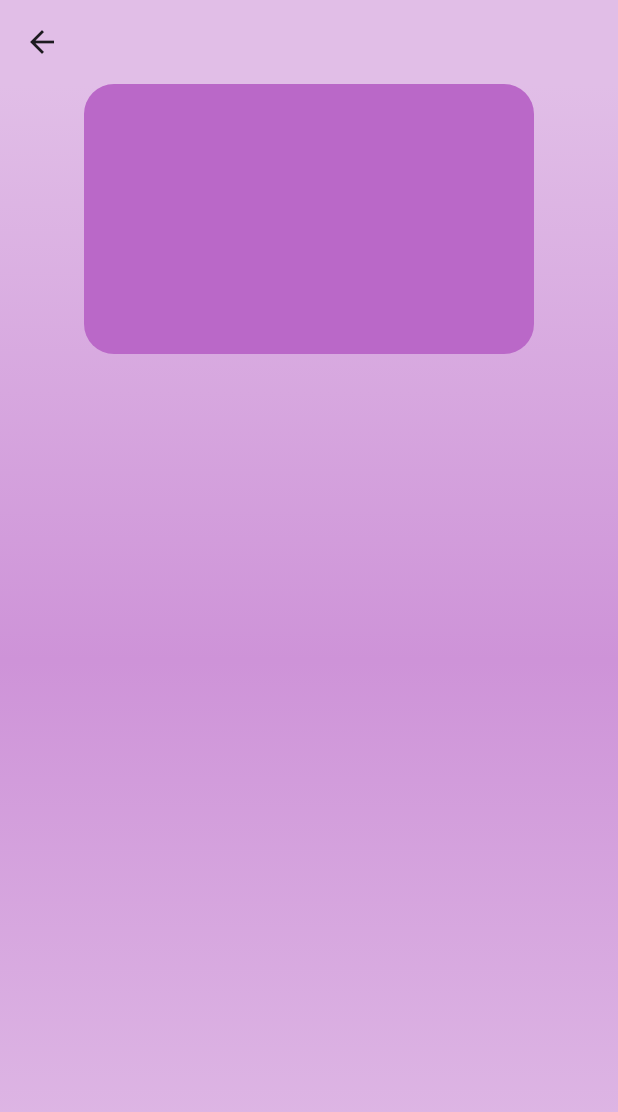
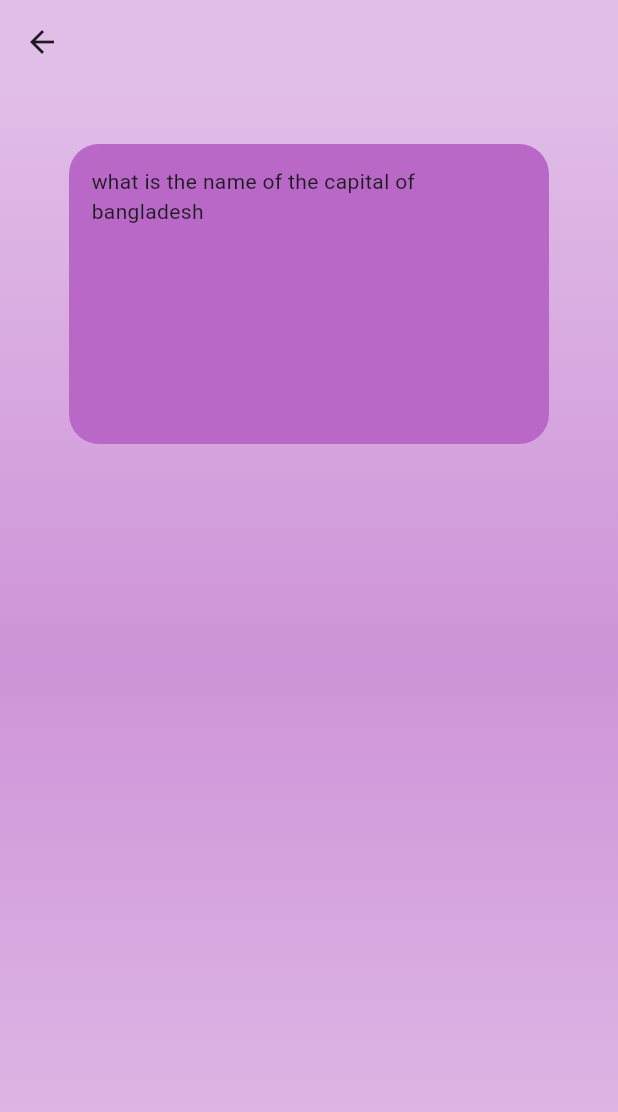
Before and after one commit to sohasara/Quiz-App, a Flutter app: the SportsPage screen opened directly, on a phone screen of 412 x 824 dp. Shown: the top 1112 px of the screen. Run offline on Flutter 3.47's test engine with Material 3 defaults, Android fonts, the phone set to English and light mode, and no system bars.

Commit message:
add text

```diff
--- a/lib/ui/details/sports.dart
+++ b/lib/ui/details/sports.dart
@@ -25,12 +25,20 @@ class SportsPage extends StatelessWidget {
         ),
         child: Column(
           children: [
+            const SizedBox(
+              height: 40,
+            ),
             Container(
-              height: 180,
-              width: 300,
+              padding: const EdgeInsets.all(15),
+              height: 200,
+              width: 320,
               decoration: BoxDecoration(
                 color: Colors.purple[300],
                 borderRadius: BorderRadius.circular(20),
+              ),
+              child: const Text(
+                'what is the name of the capital of bangladesh',
+                style: TextStyle(),
               ),
             ),
           ],
```
